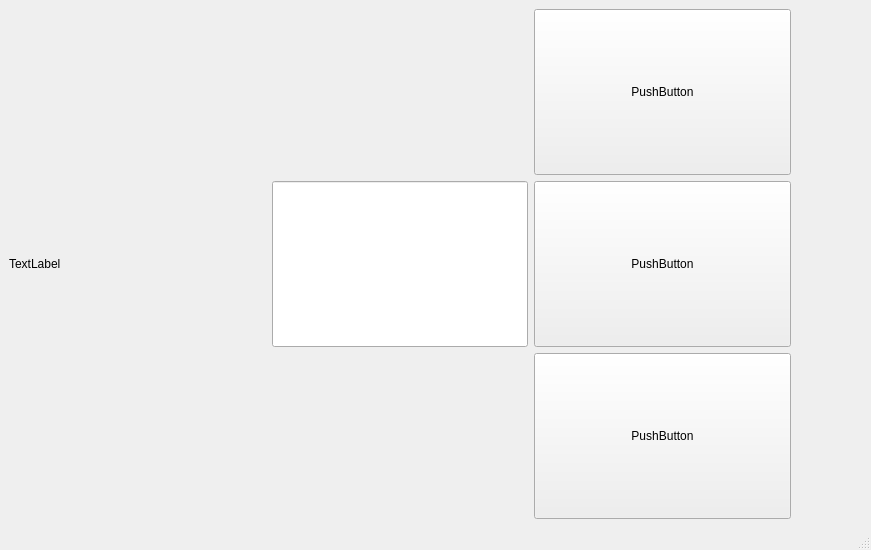
Qt form ui/login.ui (DaniilSmirnov/DobroeMesto) before a commit.
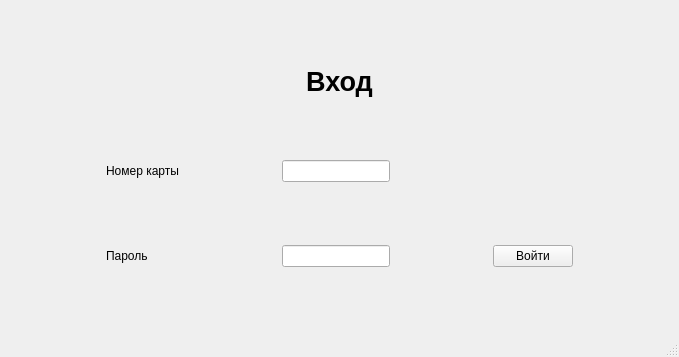
The same form after that commit.

Commit message: Логин

```diff
--- a/ui/login.ui
+++ b/ui/login.ui
@@ -6,74 +6,88 @@
    <rect>
     <x>0</x>
     <y>0</y>
-    <width>871</width>
-    <height>550</height>
+       <width>679</width>
+       <height>357</height>
    </rect>
   </property>
   <property name="windowTitle">
    <string>Main</string>
   </property>
   <widget class="QWidget" name="centralwidget">
-   <property name="maximumSize">
-    <size>
-     <width>800</width>
-     <height>559</height>
-    </size>
-   </property>
-   <layout class="QGridLayout" name="gridLayout">
-    <item row="2" column="2">
-     <widget class="QPushButton" name="pushButton">
+      <layout class="QGridLayout" name="gridLayout">
+          <item row="1" column="0">
+              <widget class="QLabel" name="label_2">
+                  <property name="text">
+                      <string>Номер карты</string>
+                  </property>
+              </widget>
+          </item>
+          <item row="1" column="1">
+              <widget class="QLineEdit" name="lineEdit">
+                  <property name="sizePolicy">
+                      <sizepolicy hsizetype="Maximum" vsizetype="Fixed">
+                          <horstretch>0</horstretch>
+                          <verstretch>0</verstretch>
+                      </sizepolicy>
+                  </property>
+              </widget>
+          </item>
+          <item row="2" column="0">
+              <widget class="QLabel" name="label_3">
       <property name="sizePolicy">
-       <sizepolicy hsizetype="Minimum" vsizetype="Preferred">
+          <sizepolicy hsizetype="Maximum" vsizetype="Preferred">
         <horstretch>0</horstretch>
         <verstretch>0</verstretch>
        </sizepolicy>
       </property>
       <property name="text">
-       <string>PushButton</string>
+          <string>Пароль</string>
       </property>
      </widget>
     </item>
     <item row="2" column="1">
-     <widget class="QLineEdit" name="lineEdit">
+        <widget class="QLineEdit" name="lineEdit_2">
       <property name="sizePolicy">
-       <sizepolicy hsizetype="Minimum" vsizetype="Minimum">
+          <sizepolicy hsizetype="Maximum" vsizetype="Fixed">
         <horstretch>0</horstretch>
         <verstretch>0</verstretch>
        </sizepolicy>
       </property>
      </widget>
     </item>
-    <item row="2" column="0">
-     <widget class="QLabel" name="label">
-      <property name="text">
-       <string>TextLabel</string>
-      </property>
-     </widget>
-    </item>
-    <item row="3" column="2">
-     <widget class="QPushButton" name="pushButton_3">
+          <item row="2" column="2">
+              <widget class="QPushButton" name="pushButton">
       <property name="sizePolicy">
-       <sizepolicy hsizetype="Minimum" vsizetype="Preferred">
+          <sizepolicy hsizetype="Maximum" vsizetype="Fixed">
         <horstretch>0</horstretch>
         <verstretch>0</verstretch>
        </sizepolicy>
       </property>
       <property name="text">
-       <string>PushButton</string>
+          <string>Войти</string>
       </property>
      </widget>
     </item>
-    <item row="1" column="2">
-     <widget class="QPushButton" name="pushButton_2">
+          <item row="0" column="0" colspan="3">
+              <widget class="QLabel" name="label">
       <property name="sizePolicy">
-       <sizepolicy hsizetype="Minimum" vsizetype="Preferred">
+          <sizepolicy hsizetype="Preferred" vsizetype="Maximum">
         <horstretch>0</horstretch>
         <verstretch>0</verstretch>
        </sizepolicy>
       </property>
+                  <property name="font">
+                      <font>
+                          <pointsize>20</pointsize>
+                          <weight>75</weight>
+                          <bold>true</bold>
+                      </font>
+                  </property>
       <property name="text">
-       <string>PushButton</string>
+          <string>Вход</string>
+      </property>
+                  <property name="alignment">
+                      <set>Qt::AlignCenter</set>
       </property>
      </widget>
     </item>
```
Left out of the diff: 8 changed lines with no effect on the pictures. The commit also changes 1 other file.
